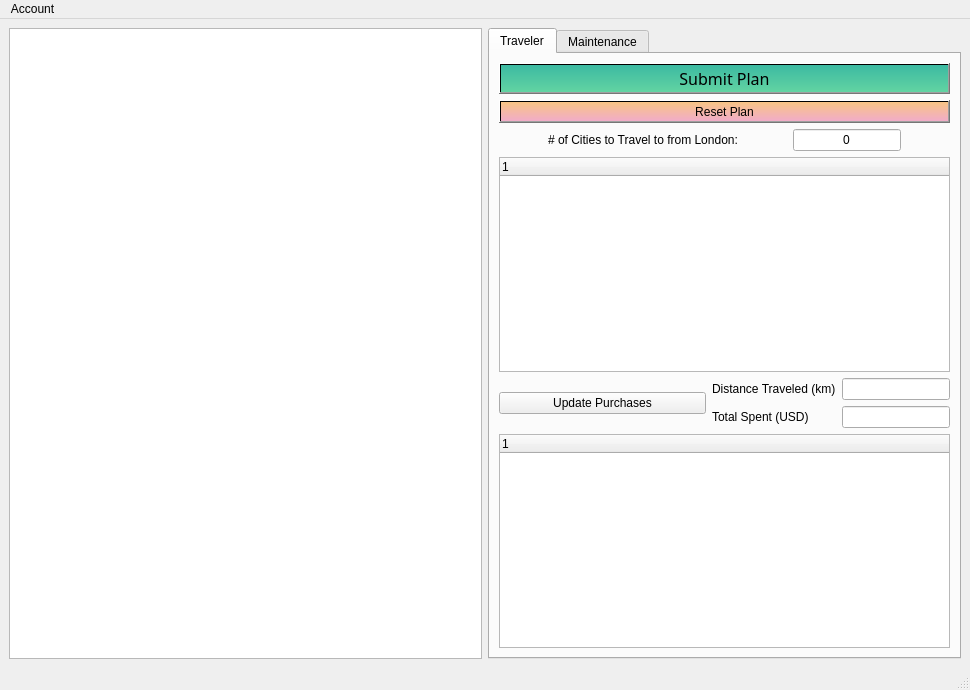
The window that mainwindow.ui (ssethtran/NBA-Basketball) describes before a commit, drawn with Qt 5.
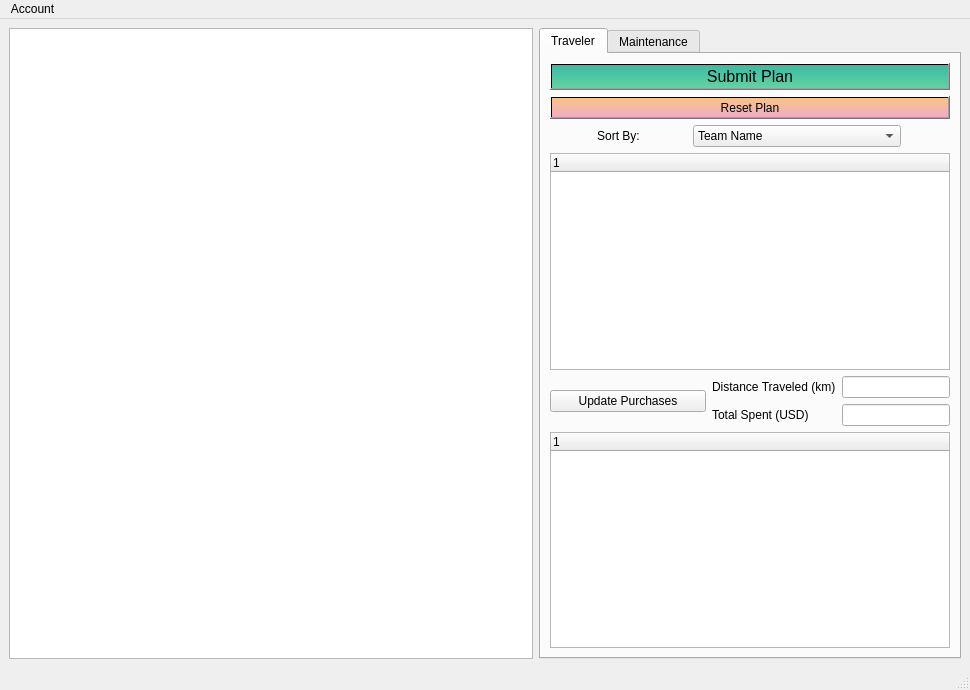
The same window after the commit.

Patch:
```diff
--- a/mainwindow.ui
+++ b/mainwindow.ui
@@ -29,6 +29,12 @@
     </item>
     <item row="0" column="1">
      <widget class="QTabWidget" name="tabWidget">
+      <property name="sizePolicy">
+       <sizepolicy hsizetype="Fixed" vsizetype="Expanding">
+        <horstretch>0</horstretch>
+        <verstretch>0</verstretch>
+       </sizepolicy>
+      </property>
       <property name="currentIndex">
        <number>0</number>
       </property>
@@ -36,12 +42,11 @@
        <attribute name="title">
         <string>Traveler</string>
        </attribute>
-       <layout class="QVBoxLayout" name="verticalLayout">
-        <item>
+       <layout class="QGridLayout" name="gridLayout_11">
+        <item row="0" column="0">
          <widget class="QPushButton" name="submitPlan">
           <property name="font">
            <font>
-            <family>Waree</family>
             <pointsize>12</pointsize>
            </font>
           </property>
@@ -59,7 +64,7 @@
           </property>
          </widget>
         </item>
-        <item>
+        <item row="1" column="0">
          <widget class="QPushButton" name="clearPlan">
           <property name="styleSheet">
            <string notr="true">background-color: qlineargradient(spread:pad, x1:0, y1:0, x2:0, y2:1,   stop:0 #f8c485, stop:1 #f1acc8)</string>
@@ -69,7 +74,7 @@
           </property>
          </widget>
         </item>
-        <item>
+        <item row="2" column="0">
          <layout class="QHBoxLayout" name="horizontalLayout">
           <item>
            <widget class="QLabel" name="label">
@@ -80,30 +85,62 @@
              </sizepolicy>
             </property>
             <property name="text">
-             <string># of Cities to Travel to from London:</string>
-            </property>
-           </widget>
-          </item>
-          <item>
-           <widget class="QLineEdit" name="citiesFromLondon_LineEdit">
-            <property name="sizePolicy">
-             <sizepolicy hsizetype="Fixed" vsizetype="Fixed">
-              <horstretch>0</horstretch>
-              <verstretch>0</verstretch>
-             </sizepolicy>
-            </property>
-            <property name="text">
-             <string>0</string>
+             <string>Sort By:</string>
             </property>
             <property name="alignment">
              <set>Qt::AlignCenter</set>
             </property>
            </widget>
           </item>
+          <item>
+           <widget class="QComboBox" name="comboBox">
+            <property name="sizePolicy">
+             <sizepolicy hsizetype="Fixed" vsizetype="Fixed">
+              <horstretch>0</horstretch>
+              <verstretch>0</verstretch>
+             </sizepolicy>
+            </property>
+            <item>
+             <property name="text">
+              <string>Team Name</string>
+             </property>
+            </item>
+            <item>
+             <property name="text">
+              <string>Team Name (Eastern)</string>
+             </property>
+            </item>
+            <item>
+             <property name="text">
+              <string>Team Name (Southeast Eastern)</string>
+             </property>
+            </item>
+            <item>
+             <property name="text">
+              <string>Arena Name</string>
+             </property>
+            </item>
+            <item>
+             <property name="text">
+              <string>Arena Seating Capacity</string>
+             </property>
+            </item>
+            <item>
+             <property name="text">
+              <string>Year Joined League</string>
+             </property>
+            </item>
+            <item>
+             <property name="text">
+              <string/>
+             </property>
+            </item>
+           </widget>
+          </item>
          </layout>
         </item>
-        <item>
-         <widget class="QTreeWidget" name="citiesTreeWidget">
+        <item row="3" column="0">
+         <widget class="QTreeWidget" name="teamsTreeWidget">
           <property name="sizePolicy">
            <sizepolicy hsizetype="Minimum" vsizetype="Expanding">
             <horstretch>0</horstretch>
@@ -130,7 +167,7 @@
           </column>
          </widget>
         </item>
-        <item>
+        <item row="4" column="0">
          <layout class="QGridLayout" name="gridLayout_3">
           <item row="0" column="2">
            <layout class="QGridLayout" name="gridLayout_4">
@@ -194,7 +231,7 @@
           </item>
          </layout>
         </item>
-        <item>
+        <item row="5" column="0">
          <widget class="QTreeWidget" name="planTreeWidget">
           <property name="sizePolicy">
            <sizepolicy hsizetype="Preferred" vsizetype="Expanding">
```
Left out of the diff: 9 changed lines with no effect on the pictures.
